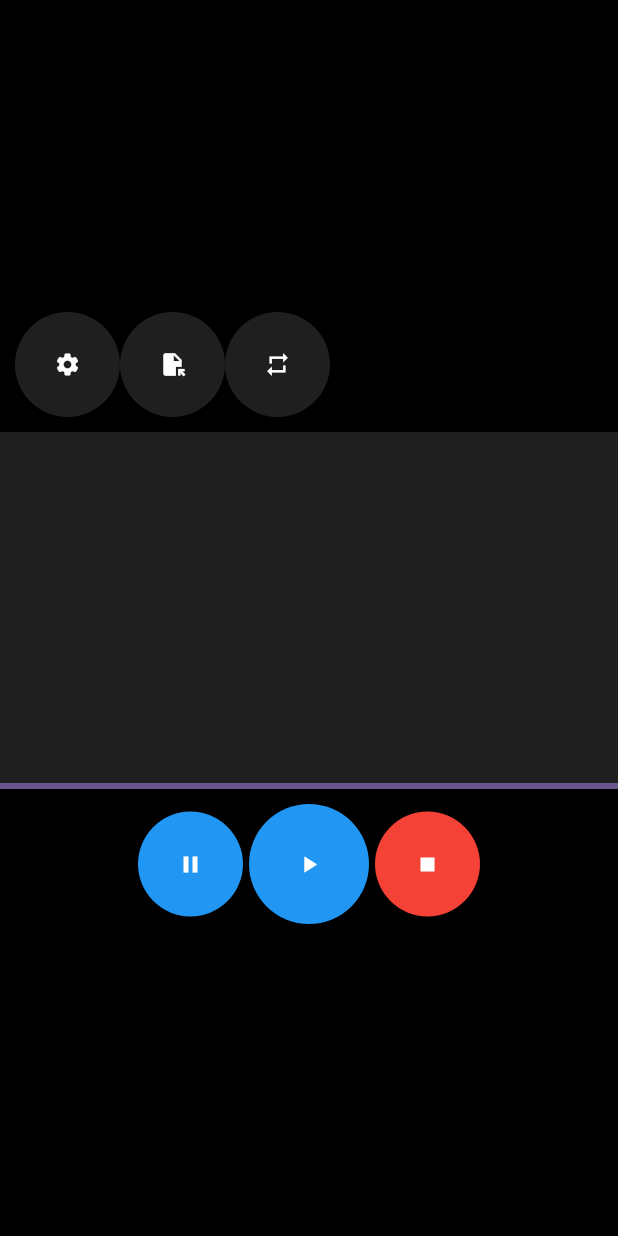
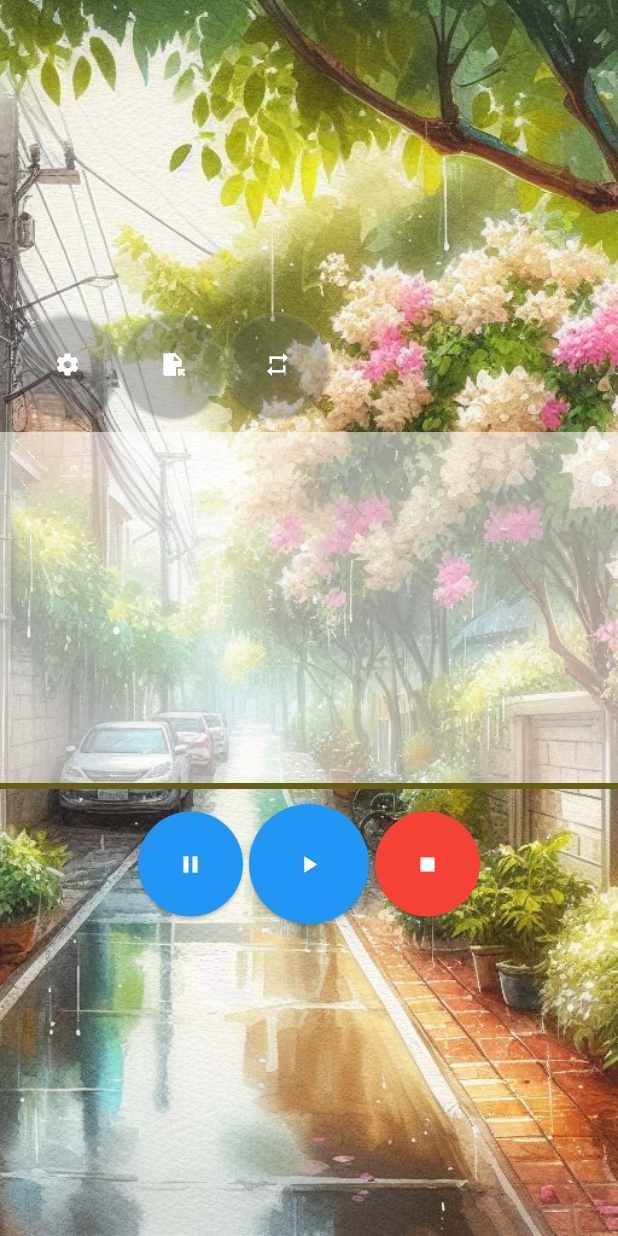
Before and after one commit to tranthehuy/flutter-music-player, a Flutter app: the screen it shows after launch, after a tap on the "file open" icon, on a phone screen of 412 x 824 dp. Run offline on Flutter 3.47's test engine with Material 3 defaults, Android fonts, the phone set to English and light mode, and no system bars; our stand-ins replace audioplayers, file_picker, fluttertoast.

Commit message:
Add splash screen

```diff
--- a/lib/main.dart
+++ b/lib/main.dart
@@ -1,5 +1,5 @@
 import 'package:flutter/material.dart';
-import 'package:play_music/pages/player.dart';
+import 'package:play_music/pages/splash.dart';
 
 void main() {
   runApp(const MyApp());
@@ -14,29 +14,10 @@
       title: 'Music Player',
       debugShowCheckedModeBanner: false,
       theme: ThemeData(
-        colorScheme: ColorScheme.fromSeed(seedColor: Colors.deepPurple),
+        colorScheme: ColorScheme.fromSeed(seedColor: Colors.yellow),
         useMaterial3: true,
       ),
-      home: const MyHomePage(title: 'Music Player'),
+      home: SplashScreen(),
     );
   }
 }
-
-class MyHomePage extends StatefulWidget {
-  const MyHomePage({super.key, required this.title});
-
-  final String title;
-
-  @override
-  State<MyHomePage> createState() => _MyHomePageState();
-}
-
-class _MyHomePageState extends State<MyHomePage> {
-  @override
-  Widget build(BuildContext context) {
-    return Scaffold(
-      backgroundColor: Colors.black,
-      body: Player()
-    );
-  }
-}
--- /dev/null
+++ b/lib/pages/home.dart
@@ -0,0 +1,35 @@
+import 'package:flutter/material.dart';
+import 'package:play_music/pages/player.dart';
+
+class MyHomePage extends StatefulWidget {
+  const MyHomePage({super.key, required this.title});
+
+  final String title;
+
+  @override
+  State<MyHomePage> createState() => _MyHomePageState();
+}
+
+class _MyHomePageState extends State<MyHomePage> {
+  @override
+  Widget build(BuildContext context) {
+    return Scaffold(backgroundColor: Colors.black,
+        body:
+        Container(
+          child: Column(
+            mainAxisAlignment: MainAxisAlignment.center,
+            children: [
+              Player()
+            ],
+          ),
+          decoration: BoxDecoration(
+            image: DecorationImage(
+              image: new AssetImage('assets/bg2.jpg'),
+              fit: BoxFit.cover,
+            ),
+          ),
+        )
+
+    );
+  }
+}
--- a/lib/pages/player.dart
+++ b/lib/pages/player.dart
@@ -154,7 +154,7 @@
           ),
         ),
         Container(
-          color: Colors.white12,
+          color: Colors.white54,
           child: Padding(
               padding: EdgeInsets.fromLTRB(10, 100, 10, 100),
               child:
@@ -163,7 +163,7 @@
                     child: Text(
                   fileName,
                   style:
-                      TextStyle(fontSize: 24, color: Colors.lightGreenAccent),
+                      TextStyle(fontSize: 24, color: Colors.black),
                 ))
               ])),
         ),
--- /dev/null
+++ b/lib/pages/splash.dart
@@ -0,0 +1,49 @@
+import 'package:flutter/material.dart';
+import 'package:play_music/pages/home.dart';
+
+class SplashScreen extends StatefulWidget {
+  @override
+  _SplashScreenState createState() => _SplashScreenState();
+}
+
+class _SplashScreenState extends State<SplashScreen> {
+  @override
+  void initState() {
+    super.initState();
+    _configure();
+  }
+
+  @override
+  Widget build(BuildContext context) {
+    return Container(
+      child: Column(
+        mainAxisAlignment: MainAxisAlignment.center,
+        children: [
+          Text('Loading...',
+              style: TextStyle(
+                  fontSize: 24,
+                  color: Colors.lightGreenAccent,
+                  decoration: TextDecoration.none))
+        ],
+      ),
+      decoration: BoxDecoration(
+        image: DecorationImage(
+          image: new AssetImage('assets/bg1.jpg'),
+          fit: BoxFit.cover,
+        ),
+      ),
+    );
+  }
+
+  void startApp() {
+    Navigator.push(
+      context,
+      MaterialPageRoute(
+          builder: (context) => MyHomePage(title: 'Music Player')),
+    );
+  }
+
+  Future<void> _configure() async {
+    Future.delayed(const Duration(seconds: 2)).then((value) => startApp());
+  }
+}
--- a/pubspec.yaml
+++ b/pubspec.yaml
@@ -67,9 +67,8 @@
   uses-material-design: true
 
   # To add assets to your application, add an assets section, like this:
-  # assets:
-  #   - images/a_dot_burr.jpeg
-  #   - images/a_dot_ham.jpeg
+  assets:
+   - assets/
 
   # An image asset can refer to one or more resolution-specific "variants", see
   # https://flutter.dev/assets-and-images/#resolution-aware
```
Also changed, not shown: assets/bg1.jpg (added), assets/bg2.jpg (added), assets/bg3.jpg (added).
